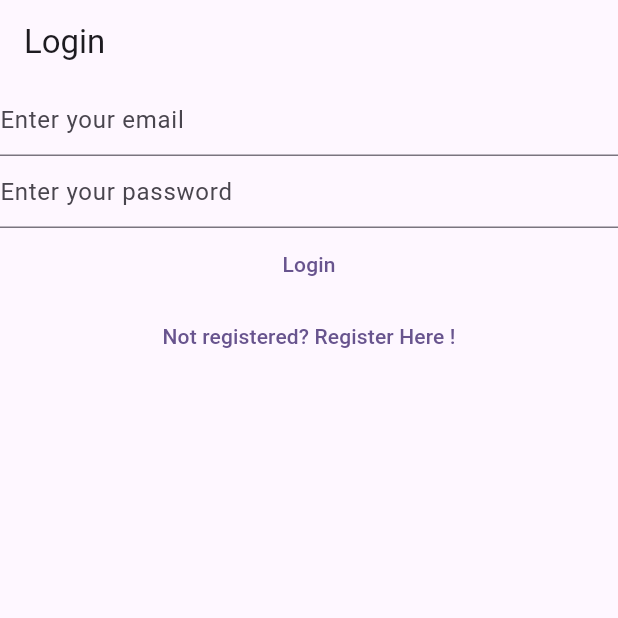
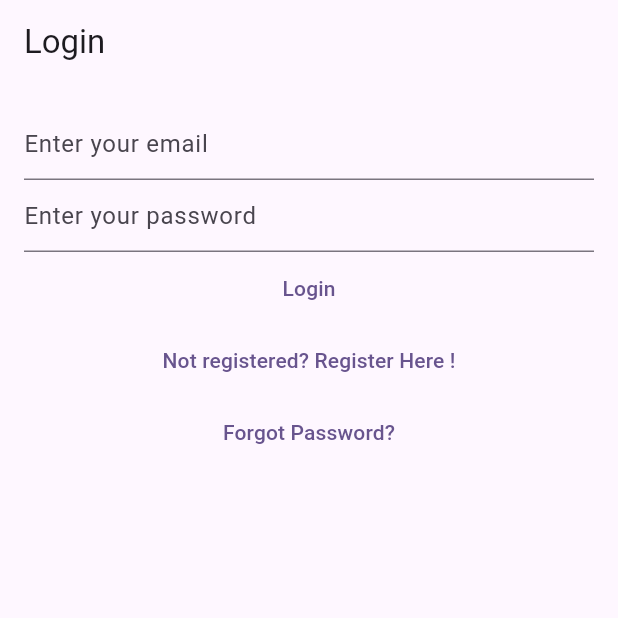
Before and after one commit to samybej/notetaking_app, a Flutter app: the screen it shows after launch, on a phone screen of 412 x 824 dp, the top half of it. Run offline on Flutter 3.47's test engine with Material 2 defaults, Android fonts, the phone set to English and light mode, and no system bars; our stand-ins replace bloc, cloud_firestore, equatable, firebase_auth, firebase_core, flutter_bloc and 1 more; accounts and stored records are empty.

Commit message:
password reset view + state/event, cleaning up code

```diff
--- a/lib/main.dart
+++ b/lib/main.dart
@@ -6,6 +6,7 @@ import 'package:takemynotes/services/auth/bloc/auth_bloc.dart';
 import 'package:takemynotes/services/auth/bloc/auth_event.dart';
 import 'package:takemynotes/services/auth/bloc/auth_state.dart';
 import 'package:takemynotes/services/auth/firebase_auth_provider.dart';
+import 'package:takemynotes/views/forgot_password_view.dart';
 import 'package:takemynotes/views/login_view.dart';
 import 'package:takemynotes/views/notes/create_update_note_view.dart';
 import 'package:takemynotes/views/notes/notes_view.dart';
@@ -57,6 +58,8 @@ class HomePage extends StatelessWidget {
           return const LoginView();
         } else if (state is AuthStateRegistering) {
           return const RegisterView();
+        } else if (state is AuthStateForgottenpassword) {
+          return const ForgotPasswordView();
         } else {
           return const Scaffold(body: CircularProgressIndicator());
         }
--- a/lib/services/auth/auth_provider.dart
+++ b/lib/services/auth/auth_provider.dart
@@ -17,4 +17,5 @@ abstract class AuthProvider {
 
   Future<void> logOut();
   Future<void> sendEmailVerification();
+  Future<void> sendPasswordReset({required String email});
 }
--- a/lib/services/auth/auth_service.dart
+++ b/lib/services/auth/auth_service.dart
@@ -38,4 +38,9 @@ class AuthService implements AuthProvider {
   Future<void> initialize() {
     return authProvider.initialize();
   }
+
+  @override
+  Future<void> sendPasswordReset({required String email}) {
+    return authProvider.sendPasswordReset(email: email);
+  }
 }
--- a/lib/services/auth/bloc/auth_event.dart
+++ b/lib/services/auth/bloc/auth_event.dart
@@ -34,3 +34,8 @@ class AuthEventRegister extends AuthEvent {
 class AuthEventShouldRegister extends AuthEvent {
   const AuthEventShouldRegister();
 }
+
+class AuthEventForgottenPassword extends AuthEvent {
+  final String? email;
+  const AuthEventForgottenPassword(this.email);
+}
--- a/lib/services/auth/bloc/auth_state.dart
+++ b/lib/services/auth/bloc/auth_state.dart
@@ -53,3 +53,14 @@ class AuthStateRegistering extends AuthState {
   const AuthStateRegistering({required this.exception, required bool isLoading})
       : super(isLoading: isLoading);
 }
+
+class AuthStateForgottenpassword extends AuthState {
+  final Exception? exception;
+  final bool hasSentEmail;
+
+  const AuthStateForgottenpassword(
+      {required this.exception,
+      required this.hasSentEmail,
+      required bool isLoading})
+      : super(isLoading: isLoading);
+}
--- /dev/null
+++ b/lib/utilities/dialogs/password_reset_email_dialog.dart
@@ -0,0 +1,10 @@
+import 'package:flutter/material.dart';
+import 'package:takemynotes/utilities/dialogs/generic_dialog.dart';
+
+Future<void> showResetPasswordDialog(BuildContext context) {
+  return showGenericDialog<void>(
+      context: context,
+      title: 'Password Resetting',
+      content: 'Check your email to reset your password',
+      dialogOptionBuilder: () => {'Ok': null});
+}
--- a/lib/views/login_view.dart
+++ b/lib/views/login_view.dart
@@ -39,8 +39,10 @@ class _LoginViewState extends State<LoginView> {
     return BlocListener<AuthBloc, AuthState>(
       listener: (context, state) async {
         if (state is AuthStateLoggedOut) {
-          if (state.exception is UserNotFoundAuthException ||
-              state.exception is WrongPasswordAuthException) {
+          if (state.exception is UserNotFoundAuthException) {
+            await showErrorDialog(
+                context, 'Cannot find a user with the entered credentials');
+          } else if (state.exception is WrongPasswordAuthException) {
             await showErrorDialog(context, 'Wrong credentials');
           } else if (state.exception is GenericAuthException) {
             await showErrorDialog(context, 'Authentication error');
@@ -49,7 +51,9 @@ class _LoginViewState extends State<LoginView> {
       },
       child: Scaffold(
         appBar: AppBar(title: const Text('Login')),
-        body: Column(
+        body: Padding(
+          padding: const EdgeInsets.all(16.0),
+          child: Column(
             children: [
               TextField(
                 controller: _email,
@@ -71,7 +75,9 @@ class _LoginViewState extends State<LoginView> {
                     final email = _email.text;
                     final password = _password.text;
 
-                  context.read<AuthBloc>().add(AuthEventLogIn(email, password));
+                    context
+                        .read<AuthBloc>()
+                        .add(AuthEventLogIn(email, password));
                     /*await AuthService.firebase()
                                     .logIn(email: email, password: password);
 
@@ -116,10 +122,21 @@ class _LoginViewState extends State<LoginView> {
                   child: const Text('Login')),
               TextButton(
                   onPressed: () {
-                  context.read<AuthBloc>().add(const AuthEventShouldRegister());
+                    context
+                        .read<AuthBloc>()
+                        .add(const AuthEventShouldRegister());
                   },
-                child: const Text('Not registered? Register Here !'))
+                  child: const Text('Not registered? Register Here !')),
+              TextButton(
+                onPressed: () {
+                  context
+                      .read<AuthBloc>()
+                      .add(const AuthEventForgottenPassword(null));
+                },
+                child: const Text('Forgot Password?'),
+              ),
             ],
+          ),
         ),
       ),
     );
--- a/lib/views/register_view.dart
+++ b/lib/views/register_view.dart
@@ -53,13 +53,16 @@ class _RegisterViewState extends State<RegisterView> {
       },
       child: Scaffold(
         appBar: AppBar(title: const Text('Register')),
-        body: Column(
+        body: Padding(
+          padding: const EdgeInsets.all(16.0),
+          child: Column(
             children: [
               TextField(
                 controller: _email,
                 keyboardType: TextInputType.emailAddress,
                 enableSuggestions: false,
                 autocorrect: false,
+                autofocus: true,
                 decoration: const InputDecoration(hintText: 'Enter your email'),
               ),
               TextField(
@@ -105,6 +108,7 @@ class _RegisterViewState extends State<RegisterView> {
             ],
           ),
         ),
+      ),
     );
   }
 }
```
Also changed, not shown: lib/services/auth/bloc/auth_bloc.dart (+31 -0 lines), lib/services/auth/firebase_auth_provider.dart (+18 -0 lines), lib/views/forgot_password_view.dart (added, +84 -0 lines), 1 other file. Lines whose indentation alone changed are shown as unchanged.
